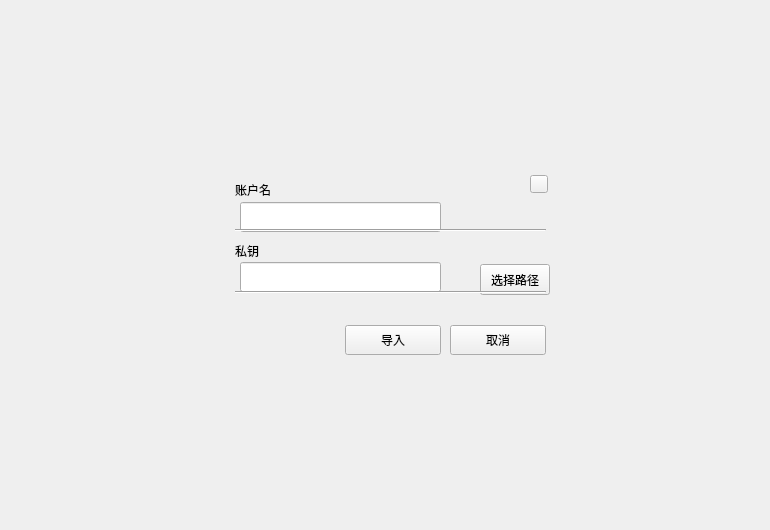
Qt form importdialog.ui (HcashOrg/hx-indicator) before a commit.
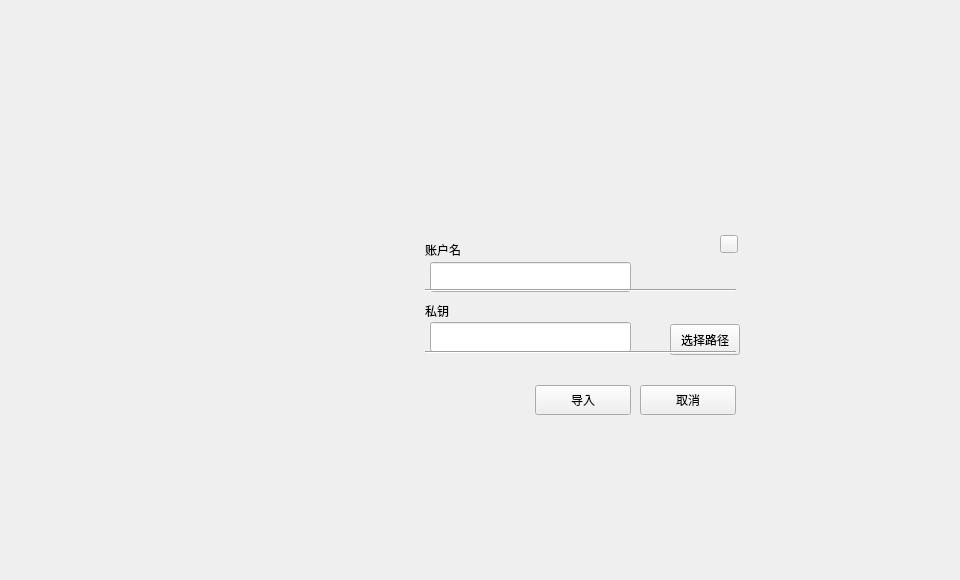
The same form after that commit.

```diff
--- a/importdialog.ui
+++ b/importdialog.ui
@@ -6,8 +6,8 @@
    <rect>
     <x>0</x>
     <y>0</y>
-    <width>770</width>
-    <height>530</height>
+    <width>960</width>
+    <height>580</height>
    </rect>
   </property>
   <property name="font">
@@ -21,8 +21,8 @@
   <widget class="QToolButton" name="pathBtn">
    <property name="geometry">
     <rect>
-     <x>480</x>
-     <y>264</y>
+     <x>670</x>
+     <y>324</y>
      <width>70</width>
      <height>31</height>
     </rect>
@@ -53,8 +53,8 @@
   <widget class="QLineEdit" name="privateKeyLineEdit">
    <property name="geometry">
     <rect>
-     <x>240</x>
-     <y>262</y>
+     <x>430</x>
+     <y>322</y>
      <width>201</width>
      <height>30</height>
     </rect>
@@ -81,8 +81,8 @@
   <widget class="QLabel" name="label">
    <property name="geometry">
     <rect>
-     <x>235</x>
-     <y>236</y>
+     <x>425</x>
+     <y>296</y>
      <width>180</width>
      <height>30</height>
     </rect>
@@ -102,8 +102,8 @@
   <widget class="QToolButton" name="importBtn">
    <property name="geometry">
     <rect>
-     <x>345</x>
-     <y>325</y>
+     <x>535</x>
+     <y>385</y>
      <width>96</width>
      <height>30</height>
     </rect>
@@ -126,8 +126,8 @@
   <widget class="QToolButton" name="cancelBtn">
    <property name="geometry">
     <rect>
-     <x>450</x>
-     <y>325</y>
+     <x>640</x>
+     <y>385</y>
      <width>96</width>
      <height>30</height>
     </rect>
@@ -145,8 +145,8 @@
   <widget class="QLabel" name="tipLabel">
    <property name="geometry">
     <rect>
-     <x>290</x>
-     <y>393</y>
+     <x>480</x>
+     <y>453</y>
      <width>200</width>
      <height>16</height>
     </rect>
@@ -166,8 +166,8 @@
   <widget class="QToolButton" name="closeBtn">
    <property name="geometry">
     <rect>
-     <x>530</x>
-     <y>175</y>
+     <x>720</x>
+     <y>235</y>
      <width>18</width>
      <height>18</height>
     </rect>
@@ -188,8 +188,8 @@
   <widget class="QLabel" name="label_2">
    <property name="geometry">
     <rect>
-     <x>235</x>
-     <y>175</y>
+     <x>425</x>
+     <y>235</y>
      <width>180</width>
      <height>30</height>
     </rect>
@@ -209,8 +209,8 @@
   <widget class="QLineEdit" name="accountNameLineEdit">
    <property name="geometry">
     <rect>
-     <x>240</x>
-     <y>202</y>
+     <x>430</x>
+     <y>262</y>
      <width>201</width>
      <height>30</height>
     </rect>
@@ -237,8 +237,8 @@
   <widget class="Line" name="line">
    <property name="geometry">
     <rect>
-     <x>235</x>
-     <y>222</y>
+     <x>425</x>
+     <y>282</y>
      <width>311</width>
      <height>16</height>
     </rect>
@@ -250,8 +250,8 @@
   <widget class="Line" name="line_2">
    <property name="geometry">
     <rect>
-     <x>235</x>
-     <y>284</y>
+     <x>425</x>
+     <y>344</y>
      <width>311</width>
      <height>16</height>
     </rect>
```
